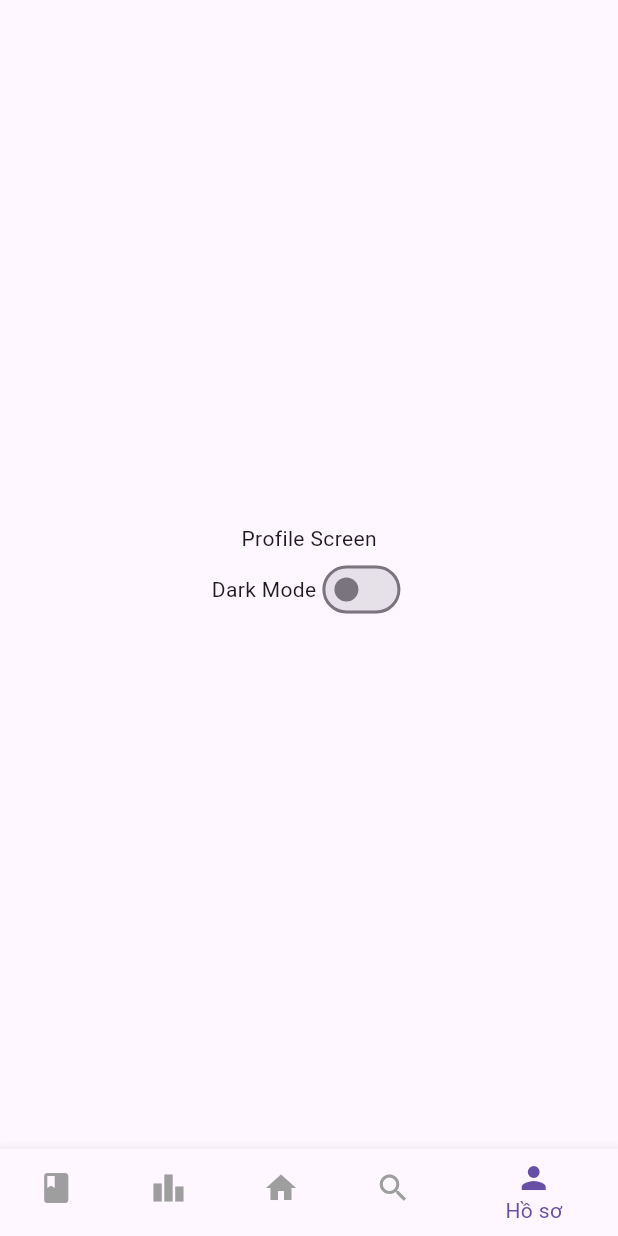
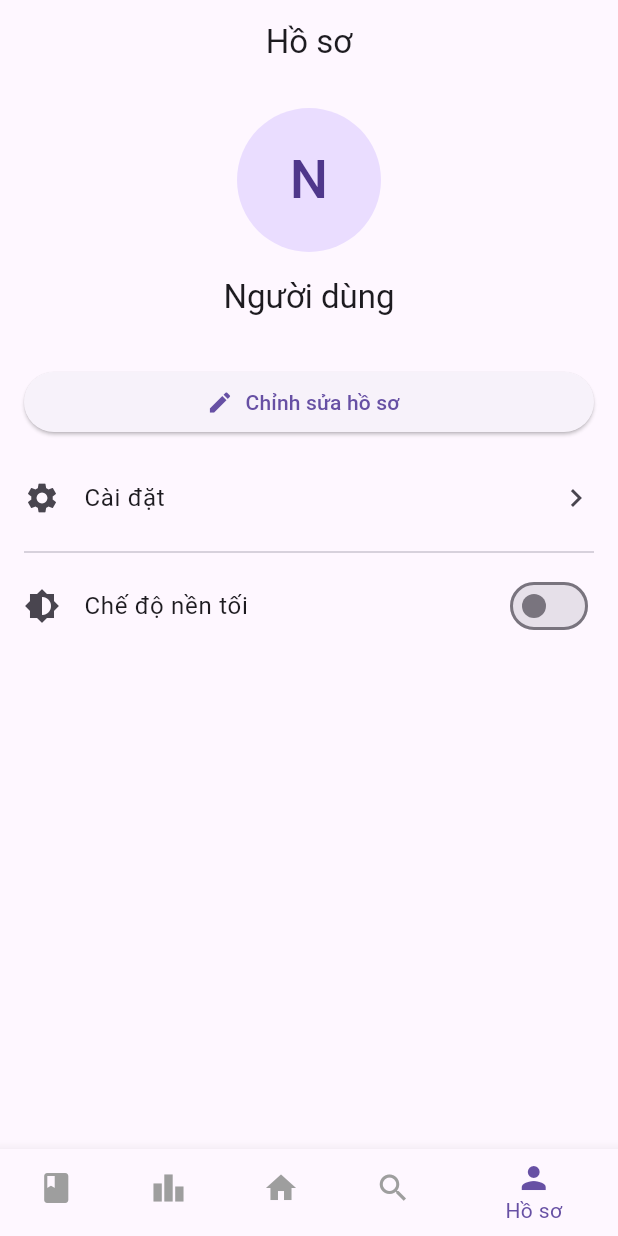
Before and after one commit to ZordDevzz/sky_book, a Flutter app: the screen it shows after launch, item 5 of the bottom bar chosen, on a phone screen of 412 x 824 dp. Run offline on Flutter 3.47's test engine with Material 3 defaults, Android fonts, the phone set to English and light mode, and no system bars; our stand-ins replace shared_preferences, sqflite; accounts and stored records are empty; statements that could not run were skipped.

Commit message:
Profile Features
+ Added localization between languages, might change to i18n in the future to support every langs
+ Added customization for username, avatar (not yet finished, has to interact with database)
+ Applied custom localization on navigations and contents for only 2 current supported langs

```diff
--- a/lib/main.dart
+++ b/lib/main.dart
@@ -8,9 +8,11 @@ import 'package:sky_book/screens/profile/profile_provider.dart';
 import 'package:sky_book/screens/shelf/shelf_provider.dart';
 import 'package:sky_book/services/database_service.dart';
 import 'package:sky_book/theme/theme_provider.dart';
+import 'package:sky_book/theme/language_provider.dart';
 import 'package:sky_book/utils/ui/themes.dart';
 
-const bool _resetDatabaseOnStart = false; // Set to true to wipe and re-seed database on start
+const bool _resetDatabaseOnStart =
+    false; // Set to true to wipe and re-seed database on start
 
 void main() async {
   WidgetsFlutterBinding.ensureInitialized();
@@ -40,6 +42,7 @@ class MyApp extends StatelessWidget {
     return MultiProvider(
       providers: [
         ChangeNotifierProvider(create: (_) => ThemeProvider()),
+        ChangeNotifierProvider(create: (_) => LanguageProvider()),
         ChangeNotifierProvider(create: (_) => ShelfProvider()),
         ChangeNotifierProvider(create: (_) => LeaderboardProvider()),
         ChangeNotifierProvider(create: (_) => HomeProvider()),
--- a/lib/navigation/app_navigation.dart
+++ b/lib/navigation/app_navigation.dart
@@ -1,9 +1,11 @@
 import 'package:flutter/material.dart';
+import 'package:provider/provider.dart';
 import 'package:sky_book/screens/discover/discover_screen.dart';
 import 'package:sky_book/screens/home/home_screen.dart';
 import 'package:sky_book/screens/leaderboard/leaderboard_screen.dart';
 import 'package:sky_book/screens/profile/profile_screen.dart';
 import 'package:sky_book/screens/shelf/shelf_screen.dart';
+import 'package:sky_book/theme/language_provider.dart';
 
 class AppNavigation extends StatefulWidget {
   const AppNavigation({super.key});
@@ -31,31 +33,32 @@ class _AppNavigationState extends State<AppNavigation> {
 
   @override
   Widget build(BuildContext context) {
+    final lang = Provider.of<LanguageProvider>(context);
     return Scaffold(
       body: Center(
         child: SafeArea(child: _widgetOptions.elementAt(_selectedIndex)),
       ),
       bottomNavigationBar: BottomNavigationBar(
-        items: const <BottomNavigationBarItem>[
+        items: <BottomNavigationBarItem>[
           BottomNavigationBarItem(
             icon: Icon(Icons.book),
-            label: 'Tủ sách',
+            label: lang.t('shelf'),
           ),
           BottomNavigationBarItem(
             icon: Icon(Icons.leaderboard),
-            label: 'BXH',
+            label: lang.t('leaderboard'),
           ),
           BottomNavigationBarItem(
             icon: Icon(Icons.home),
-            label: 'Home',
+            label: lang.t('home'),
           ),
           BottomNavigationBarItem(
             icon: Icon(Icons.search),
-            label: 'Khám phá',
+            label: lang.t('discover'),
           ),
           BottomNavigationBarItem(
             icon: Icon(Icons.person),
-            label: 'Hồ sơ',
+            label: lang.t('profile'),
           ),
         ],
         currentIndex: _selectedIndex,
--- a/lib/screens/discover/discover_screen.dart
+++ b/lib/screens/discover/discover_screen.dart
@@ -5,10 +5,6 @@ class DiscoverScreen extends StatelessWidget {
 
   @override
   Widget build(BuildContext context) {
-    return const Scaffold(
-      body: Center(
-        child: Text('Discover Screen'),
-      ),
-    );
+    return const Scaffold(body: Center(child: Text('Discover Screen')));
   }
 }
--- a/lib/screens/profile/profile_screen.dart
+++ b/lib/screens/profile/profile_screen.dart
@@ -1,35 +1,136 @@
 import 'package:flutter/material.dart';
 import 'package:provider/provider.dart';
+import 'package:sky_book/screens/profile/profile_provider.dart';
+import 'package:sky_book/screens/profile/settings_screen.dart';
 import 'package:sky_book/theme/theme_provider.dart';
+import 'package:sky_book/theme/language_provider.dart';
 
 class ProfileScreen extends StatelessWidget {
   const ProfileScreen({super.key});
 
   @override
   Widget build(BuildContext context) {
+    final profile = Provider.of<ProfileProvider>(context);
+    final lang = Provider.of<LanguageProvider>(context);
+
     return Scaffold(
-      body: Center(
+      appBar: AppBar(title: Text(lang.t('profile')), centerTitle: true),
+      body: Padding(
+        padding: const EdgeInsets.all(16.0),
         child: Column(
-          mainAxisAlignment: MainAxisAlignment.center,
+          crossAxisAlignment: CrossAxisAlignment.stretch,
           children: [
-            const Text('Profile Screen'),
-            Row(
-              mainAxisAlignment: MainAxisAlignment.center,
-              children: [
-                const Text('Dark Mode'),
-                Switch(
-                  value: Provider.of<ThemeProvider>(context).themeMode ==
-                      ThemeMode.dark,
-                  onChanged: (value) {
-                    Provider.of<ThemeProvider>(context, listen: false)
-                        .toggleTheme();
-                  },
-                ),
-              ],
+            Center(
+              child: CircleAvatar(
+                radius: 48,
+                backgroundImage: profile.pfpUrl != null
+                    ? NetworkImage(profile.pfpUrl!)
+                    : null,
+                child: profile.pfpUrl == null
+                    ? Text(
+                        profile.name.isNotEmpty
+                            ? profile.name[0].toUpperCase()
+                            : 'U',
+                        style: const TextStyle(fontSize: 36),
+                      )
+                    : null,
+              ),
+            ),
+            const SizedBox(height: 16),
+            Center(
+              child: Text(
+                profile.name,
+                style: Theme.of(context).textTheme.titleLarge,
+              ),
+            ),
+            const SizedBox(height: 8),
+            const SizedBox(height: 24),
+            ElevatedButton.icon(
+              icon: const Icon(Icons.edit),
+              label: Text(lang.t('edit_profile')),
+              onPressed: () => _showEditDialog(context, profile, lang),
+            ),
+            const SizedBox(height: 12),
+            ListTile(
+              contentPadding: EdgeInsets.zero,
+              leading: const Icon(Icons.settings),
+              title: Text(lang.t('settings')),
+              trailing: const Icon(Icons.chevron_right),
+              onTap: () {
+                Navigator.of(context).push(
+                  MaterialPageRoute(builder: (_) => const SettingsScreen()),
+                );
+              },
+            ),
+            const Divider(),
+            ListTile(
+              contentPadding: EdgeInsets.zero,
+              leading: const Icon(Icons.brightness_6),
+              title: Text(lang.t('dark_mode')),
+              trailing: Switch(
+                value:
+                    Provider.of<ThemeProvider>(context).themeMode ==
+                    ThemeMode.dark,
+                onChanged: (value) {
+                  Provider.of<ThemeProvider>(
+                    context,
+                    listen: false,
+                  ).toggleTheme();
+                },
+              ),
             ),
           ],
         ),
       ),
     );
   }
+
+  void _showEditDialog(
+    BuildContext context,
+    ProfileProvider profile,
+    dynamic lang,
+  ) {
+    final nameController = TextEditingController(text: profile.name);
+    final avatarController = TextEditingController(text: profile.pfpUrl ?? '');
+
+    showDialog(
+      context: context,
+      builder: (ctx) {
+        return AlertDialog(
+          title: Text(lang.t('edit_profile')),
+          content: Column(
+            mainAxisSize: MainAxisSize.min,
+            children: [
+              TextField(
+                controller: nameController,
+                decoration: InputDecoration(labelText: lang.t('name')),
+              ),
+              TextField(
+                controller: avatarController,
+                decoration: InputDecoration(labelText: lang.t('avatar')),
+              ),
+            ],
+          ),
+          actions: [
+            TextButton(
+              onPressed: () => Navigator.of(ctx).pop(),
+              child: Text(lang.t('cancel')),
+            ),
+            ElevatedButton(
+              onPressed: () async {
+                await profile.saveProfile(
+                  username: nameController.text.trim(),
+                  pfpUrl: avatarController.text.trim().isEmpty
+                      ? null
+                      : avatarController.text.trim(),
+                );
+                Navigator.of(ctx).pop();
+              },
+              child: Text(lang.t('save')),
+            ),
+          ],
+        );
+      },
+    );
+  }
 }
--- /dev/null
+++ b/lib/theme/language_provider.dart
@@ -0,0 +1,68 @@
+import 'package:flutter/material.dart';
+import 'package:shared_preferences/shared_preferences.dart';
+
+class LanguageProvider with ChangeNotifier {
+  String _languageCode = 'vi';
+  final String _key = 'language_preference';
+
+  final Map<String, Map<String, String>> _localized = {
+    'vi': {
+      'shelf': 'Tủ sách',
+      'leaderboard': 'BXH',
+      'home': 'Trang chủ',
+      'discover': 'Khám phá',
+      'avatar': 'Avatar (URL)',
+      'profile': 'Hồ sơ',
+      'settings': 'Cài đặt',
+      'dark_mode': 'Chế độ nền tối',
+      'language': 'Ngôn ngữ',
+      'edit_profile': 'Chỉnh sửa hồ sơ',
+      'name': 'Tên',
+      'email': 'Email',
+      'save': 'Lưu',
+      'cancel': 'Hủy',
+    },
+    'en': {
+      'shelf': 'Shelf',
+      'leaderboard': 'Leaderboard',
+      'home': 'Home',
+      'discover': 'Discover',
+      'avatar': 'Avatar (URL)',
+      'profile': 'Profile',
+      'settings': 'Settings',
+      'dark_mode': 'Dark Mode',
+      'language': 'Language',
+      'edit_profile': 'Edit Profile',
+      'name': 'Name',
+      'email': 'Email',
+      'save': 'Save',
+      'cancel': 'Cancel',
+    },
+  };
+
+  LanguageProvider() {
+    _load();
+  }
+
+  String get languageCode => _languageCode;
+
+  String t(String key) {
+    return _localized[_languageCode]?[key] ?? key;
+  }
+
+  Future<void> setLanguage(String code) async {
+    _languageCode = code;
+    notifyListeners();
+    final prefs = await SharedPreferences.getInstance();
+    await prefs.setString(_key, code);
+  }
+
+  Future<void> _load() async {
+    final prefs = await SharedPreferences.getInstance();
+    final code = prefs.getString(_key);
+    if (code != null && _localized.containsKey(code)) {
+      _languageCode = code;
+      notifyListeners();
+    }
+  }
+}
```
Also changed, not shown: lib/repositories/user_repository.dart (added, +40 -0 lines), lib/screens/profile/profile_provider.dart (+61 -1 lines), lib/screens/profile/settings_screen.dart (added, +34 -0 lines), pubspec.yaml (+3 -62 lines), pubspec.lock, 9 other files.
